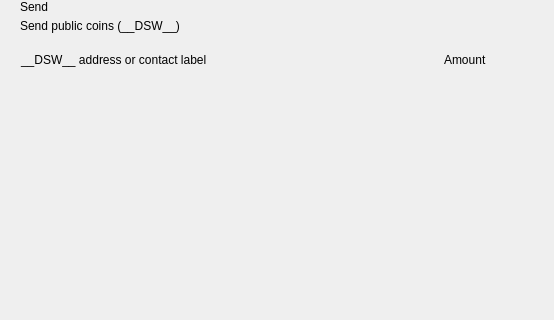
Old version of the form src/qt/pivx/forms/send.ui in the repository decenomy/DSW; both pictures show x 0 to 554 and y 0 to 320 of the 893 by 700 pixel window.
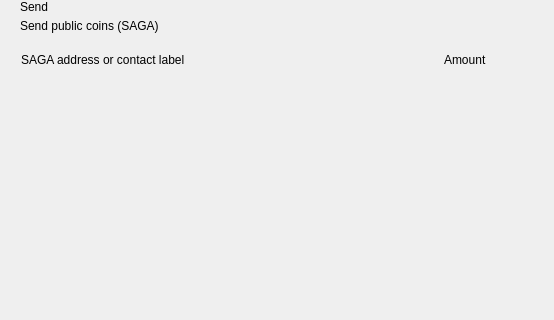
New version of the form. Custom widgets are drawn as their Qt base class.

```diff
--- a/src/qt/pivx/forms/send.ui
+++ b/src/qt/pivx/forms/send.ui
@@ -81,7 +81,7 @@
             <item>
              <widget class="QLabel" name="labelSubtitle1">
               <property name="text">
-               <string>Send public coins (__DSW__)</string>
+               <string>Send public coins (SAGA)</string>
               </property>
              </widget>
             </item>
@@ -141,7 +141,7 @@
              <string notr="true">margin-left:8px;</string>
             </property>
             <property name="text">
-             <string>__DSW__ address or contact label</string>
+             <string>SAGA address or contact label</string>
             </property>
            </widget>
           </item>
```
